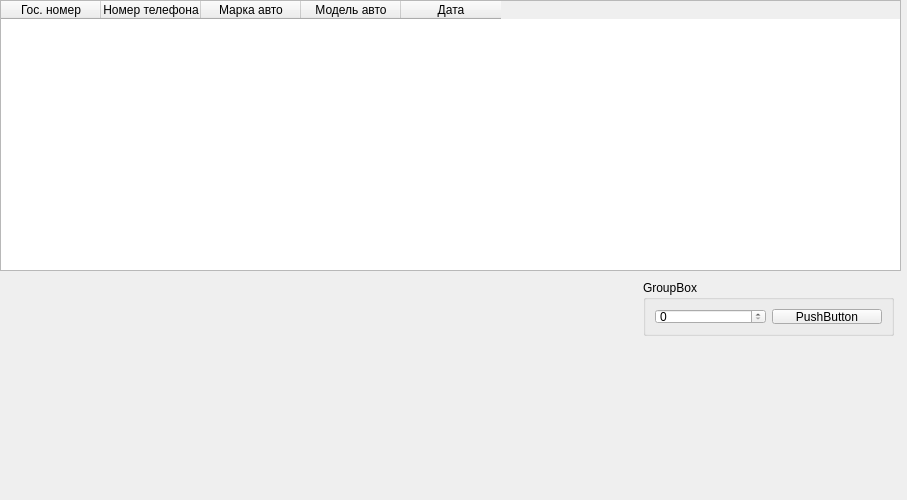
Above: KursacKirill/mainwindow.ui from KaraSikDarWin/Kursaaaa before the change. Below: the same form after it.
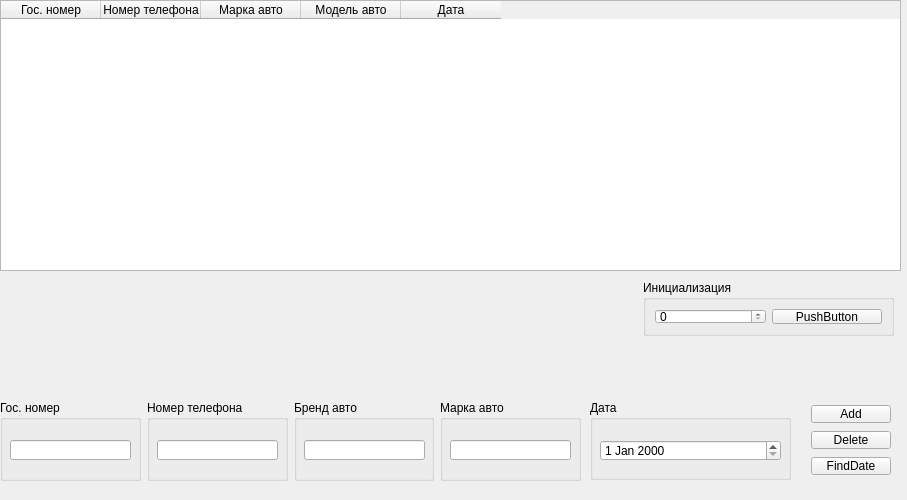
That is the form after the change.

The edit to the form file:
```diff
--- a/KursacKirill/mainwindow.ui
+++ b/KursacKirill/mainwindow.ui
@@ -74,7 +74,7 @@
      </rect>
     </property>
     <property name="title">
-     <string>GroupBox</string>
+     <string>Инициализация</string>
     </property>
     <layout class="QHBoxLayout" name="horizontalLayout_2">
      <item>
@@ -93,6 +93,148 @@
      </item>
     </layout>
    </widget>
+   <widget class="QPushButton" name="AddNodeBtn">
+    <property name="geometry">
+     <rect>
+      <x>811</x>
+      <y>405</y>
+      <width>80</width>
+      <height>18</height>
+     </rect>
+    </property>
+    <property name="text">
+     <string>Add</string>
+    </property>
+   </widget>
+   <widget class="QGroupBox" name="groupBox_5">
+    <property name="geometry">
+     <rect>
+      <x>590</x>
+      <y>400</y>
+      <width>201</width>
+      <height>80</height>
+     </rect>
+    </property>
+    <property name="title">
+     <string>Дата</string>
+    </property>
+    <widget class="QDateEdit" name="DateLine">
+     <property name="geometry">
+      <rect>
+       <x>10</x>
+       <y>40</y>
+       <width>181</width>
+       <height>21</height>
+      </rect>
+     </property>
+    </widget>
+   </widget>
+   <widget class="QPushButton" name="DeleteNodeBtn">
+    <property name="geometry">
+     <rect>
+      <x>811</x>
+      <y>431</y>
+      <width>80</width>
+      <height>18</height>
+     </rect>
+    </property>
+    <property name="text">
+     <string>Delete</string>
+    </property>
+   </widget>
+   <widget class="QPushButton" name="FindNodeBtn">
+    <property name="geometry">
+     <rect>
+      <x>811</x>
+      <y>457</y>
+      <width>80</width>
+      <height>18</height>
+     </rect>
+    </property>
+    <property name="text">
+     <string>FindDate</string>
+    </property>
+   </widget>
+   <widget class="QWidget" name="">
+    <property name="geometry">
+     <rect>
+      <x>0</x>
+      <y>400</y>
+      <width>581</width>
+      <height>81</height>
+     </rect>
+    </property>
+    <layout class="QHBoxLayout" name="horizontalLayout_3">
+     <item>
+      <widget class="QGroupBox" name="groupBox">
+       <property name="title">
+        <string>Гос. номер</string>
+       </property>
+       <widget class="QLineEdit" name="GovNumbLine">
+        <property name="geometry">
+         <rect>
+          <x>10</x>
+          <y>40</y>
+          <width>121</width>
+          <height>20</height>
+         </rect>
+        </property>
+       </widget>
+      </widget>
+     </item>
+     <item>
+      <widget class="QGroupBox" name="groupBox_2">
+       <property name="title">
+        <string>Номер телефона</string>
+       </property>
+       <widget class="QLineEdit" name="PhonLine">
+        <property name="geometry">
+         <rect>
+          <x>10</x>
+          <y>40</y>
+          <width>121</width>
+          <height>20</height>
+         </rect>
+        </property>
+       </widget>
+      </widget>
+     </item>
+     <item>
+      <widget class="QGroupBox" name="groupBox_3">
+       <property name="title">
+        <string>Бренд авто</string>
+       </property>
+       <widget class="QLineEdit" name="BrendLine">
+        <property name="geometry">
+         <rect>
+          <x>10</x>
+          <y>40</y>
+          <width>121</width>
+          <height>20</height>
+         </rect>
+        </property>
+       </widget>
+      </widget>
+     </item>
+     <item>
+      <widget class="QGroupBox" name="groupBox_4">
+       <property name="title">
+        <string>Марка авто</string>
+       </property>
+       <widget class="QLineEdit" name="ModelLine">
+        <property name="geometry">
+         <rect>
+          <x>10</x>
+          <y>40</y>
+          <width>121</width>
+          <height>20</height>
+         </rect>
+        </property>
+       </widget>
+      </widget>
+     </item>
+    </layout>
+   </widget>
   </widget>
   <widget class="QMenuBar" name="menubar">
    <property name="geometry">
```
Left out of the diff: 37 changed lines with no effect on the pictures.
